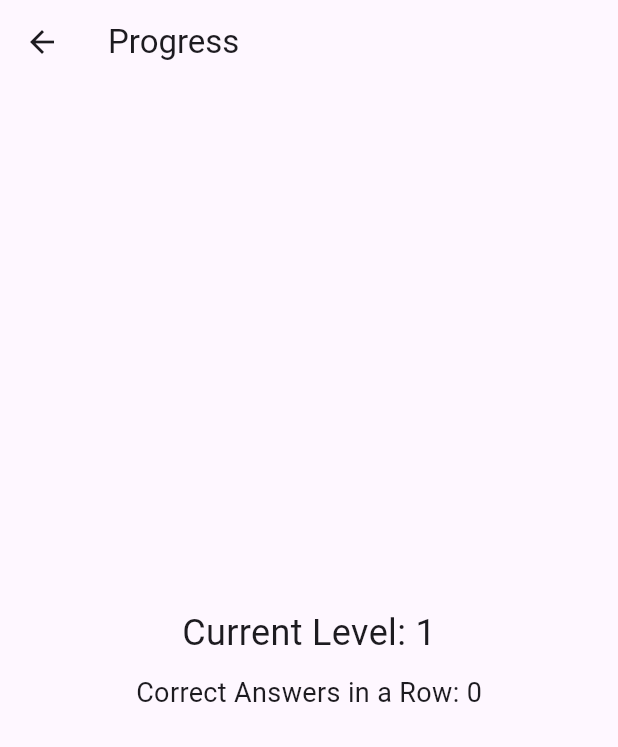
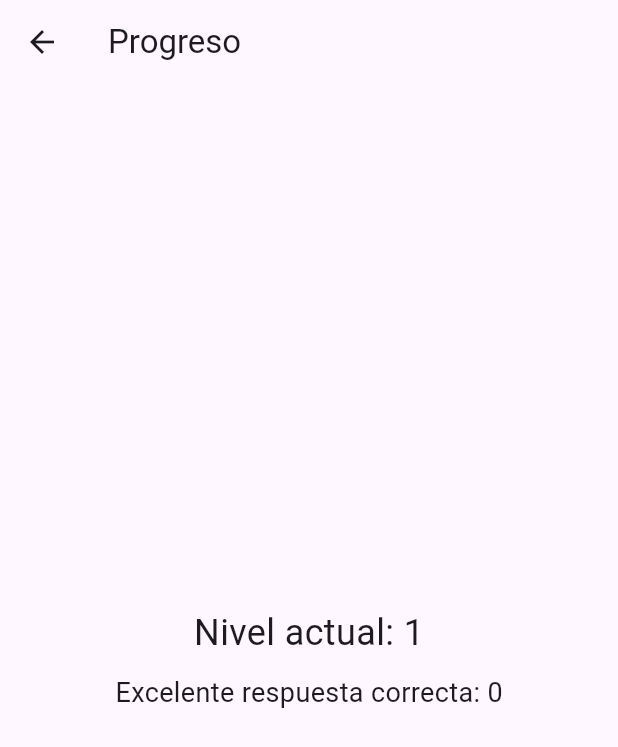
Before and after one commit to Darwinumaee/ejemplo_curso_bd, a Flutter app: the ProgressScreen screen opened directly, on a phone screen of 412 x 824 dp. Shown: the top 747 px of the screen. Run offline on Flutter 3.47's test engine with Material 3 defaults, Android fonts, the phone set to English and light mode, and no system bars; our stand-ins replace sqflite; accounts and stored records are empty.

Commit message:
Integración del ejemplo de un curso de base de datos.

```diff
--- a/lib/screens/exercise_screen.dart
+++ b/lib/screens/exercise_screen.dart
@@ -31,15 +31,15 @@ class _ExerciseScreenState extends State<ExerciseScreen> {
   @override
   Widget build(BuildContext context) {
     return Scaffold(
-      appBar: AppBar(title: Text('SQL Exercise')),
+      appBar: AppBar(title: Text('Ejercicios de SQL')),
       body: Padding(
         padding: const EdgeInsets.all(16.0),
         child: Column(
           children: [
             Text(currentExercise.question, style: TextStyle(fontSize: 18)),
-            TextField(controller: _controller, decoration: InputDecoration(labelText: 'Your Answer')),
+            TextField(controller: _controller, decoration: InputDecoration(labelText: 'Escribe aquí tu respuesta')),
             SizedBox(height: 20),
-            ElevatedButton(onPressed: checkAnswer, child: Text('Submit'))
+            ElevatedButton(onPressed: checkAnswer, child: Text('Aceptar'))
           ],
         ),
       ),
--- a/lib/screens/home_screen.dart
+++ b/lib/screens/home_screen.dart
@@ -7,7 +7,7 @@ class HomeScreen extends StatelessWidget {
   Widget build(BuildContext context) {
     return Scaffold(
       appBar: AppBar(
-        title: Text('SQL Trainer'),
+        title: Text('CURSO DE SQL'),
       ),
       body: Center(
         child: Column(
@@ -17,13 +17,13 @@ class HomeScreen extends StatelessWidget {
               onPressed: () {
                 Navigator.push(context, MaterialPageRoute(builder: (context) => ExerciseScreen()));
               },
-              child: Text('Start Training'),
+              child: Text('Iniciar el curso'),
             ),
             ElevatedButton(
               onPressed: () {
                 Navigator.push(context, MaterialPageRoute(builder: (context) => ProgressScreen()));
               },
-              child: Text('View Progress'),
+              child: Text('Revisa tu progreso'),
             ),
           ],
         ),
--- a/lib/screens/progress_screen.dart
+++ b/lib/screens/progress_screen.dart
@@ -20,8 +20,8 @@ class _ProgressScreenState extends State<ProgressScreen> {
     final progress = await DatabaseService().getProgress();
     if (progress != null) {
       setState(() {
-        currentLevel = progress['level'];
-        correctAnswers = progress['correct_answers'];
+        currentLevel = progress['Nivel'];
+        correctAnswers = progress['Respuesta correcta'];
       });
     }
   }
@@ -29,14 +29,14 @@ class _ProgressScreenState extends State<ProgressScreen> {
   @override
   Widget build(BuildContext context) {
     return Scaffold(
-      appBar: AppBar(title: Text('Progress')),
+      appBar: AppBar(title: Text('Progreso')),
       body: Center(
         child: Column(
           mainAxisAlignment: MainAxisAlignment.center,
           children: <Widget>[
-            Text('Current Level: $currentLevel', style: TextStyle(fontSize: 24)),
+            Text('Nivel actual: $currentLevel', style: TextStyle(fontSize: 24)),
             SizedBox(height: 10),
-            Text('Correct Answers in a Row: $correctAnswers', style: TextStyle(fontSize: 18)),
+            Text('Excelente respuesta correcta: $correctAnswers', style: TextStyle(fontSize: 18)),
           ],
         ),
       ),
--- a/lib/services/exercise_generator.dart
+++ b/lib/services/exercise_generator.dart
@@ -5,13 +5,13 @@ class ExerciseGenerator {
     List<Exercise> exercises = [];
     if (level == 1) {
       exercises.add(Exercise(
-          question: 'Crea una base de datos de nombre test_db',
+          question: 'Crea una base de datos de nombre usando: CREATE DATABASE test_db;',
           answer: 'CREATE DATABASE test_db;',
           difficultyLevel: 1));
       // Agrega más ejercicios de nivel 1
     } else if (level == 2) {
       exercises.add(Exercise(
-          question: 'Crear una tabla denominada usuario que contenga las columnas id y nombre de usuario',
+          question: 'Crear una tabla usando: CREATE TABLE users (id INT, name VARCHAR(100));',
           answer: 'CREATE TABLE users (id INT, name VARCHAR(100));',
           difficultyLevel: 2));
       // Agrega más ejercicios de nivel 2
```
Also changed, not shown: lib/services/database_service.dart (+11 -2 lines).
